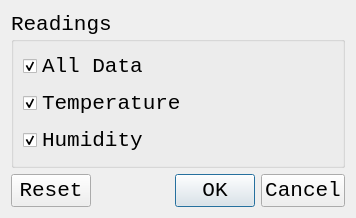
Qt form readingsdialogbox.ui (UniversalKraftr/HuTemp) before a commit.
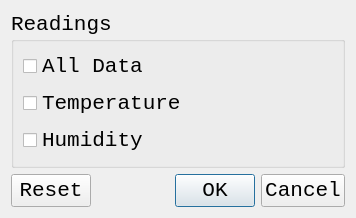
The same form after that commit.

Diff of the .ui file:
```diff
--- a/readingsdialogbox.ui
+++ b/readingsdialogbox.ui
@@ -38,7 +38,7 @@
          <string>All Data</string>
         </property>
         <property name="checked">
-         <bool>true</bool>
+         <bool>false</bool>
         </property>
        </widget>
       </item>
@@ -48,7 +48,7 @@
          <string>Temperature</string>
         </property>
         <property name="checked">
-         <bool>true</bool>
+         <bool>false</bool>
         </property>
        </widget>
       </item>
@@ -58,7 +58,7 @@
          <string>Humidity</string>
         </property>
         <property name="checked">
-         <bool>true</bool>
+         <bool>false</bool>
         </property>
        </widget>
       </item>
```
